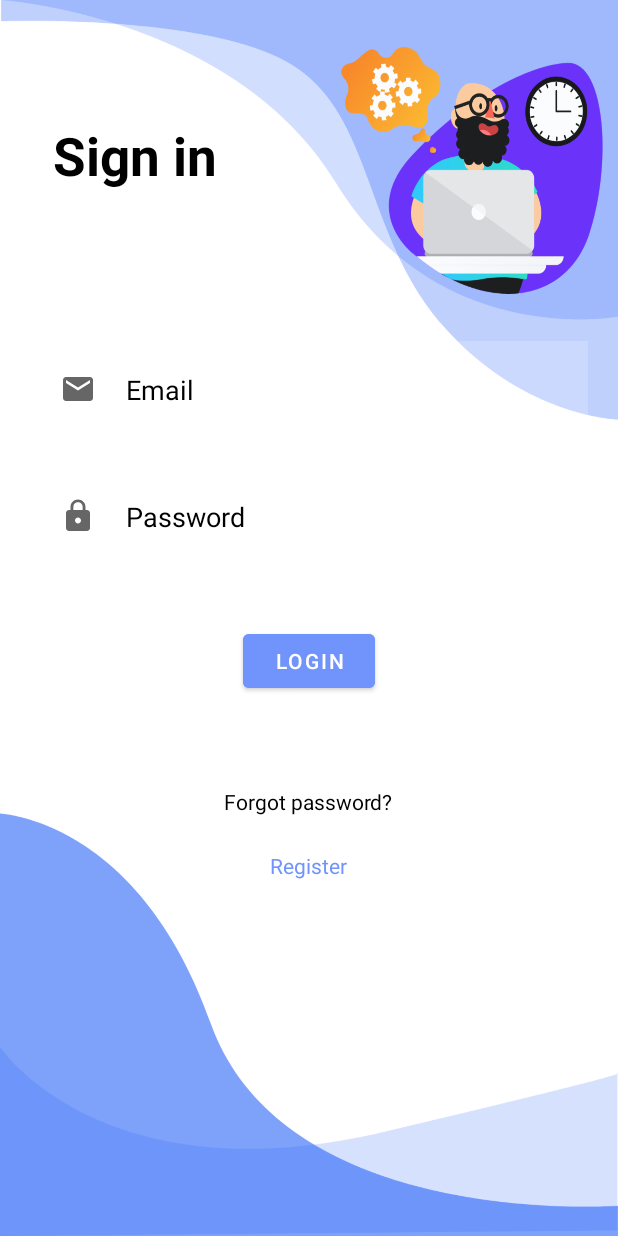
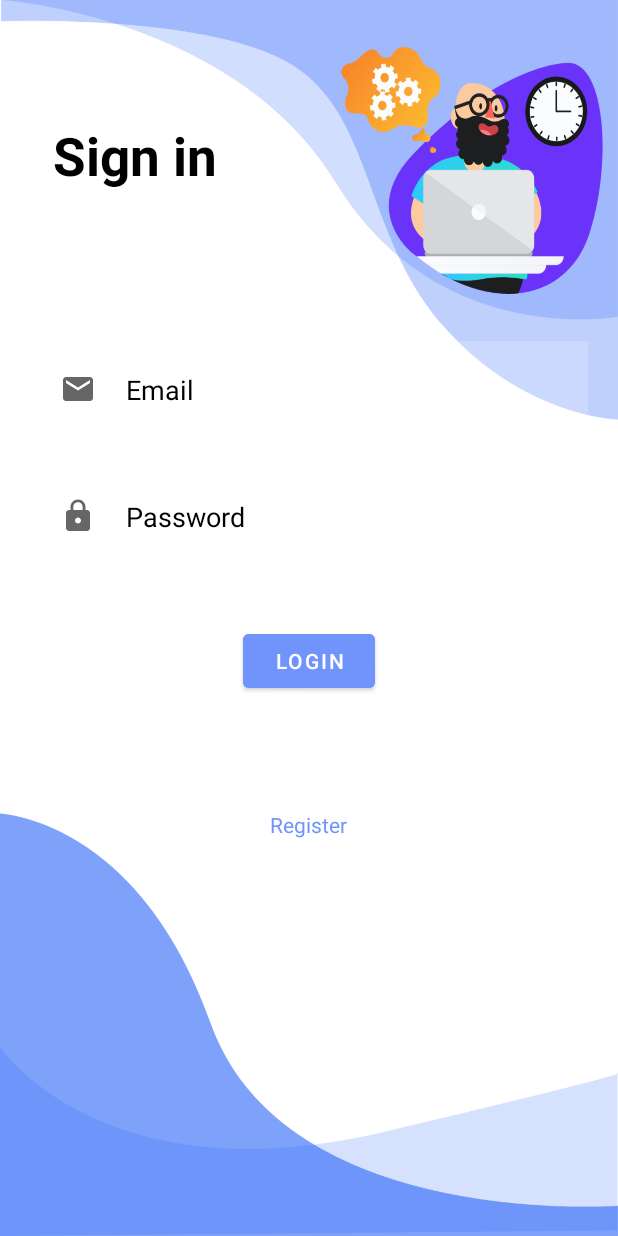
Before and after one commit to eduardnica/MedApp, an Android app: the screen it shows after launch (LoginActivity), on a phone screen of 412 x 824 dp. Run offline under Robolectric (Android 15) with nearby library versions, the phone set to English and light mode, and no system bars; our stand-ins replace Firebase (no records; nobody signed in at launch, a user with empty details on screens opened directly).

Commit message:
removed forgotPass btn

```diff
--- a/app/src/main/res/layout/activity_login.xml
+++ b/app/src/main/res/layout/activity_login.xml
@@ -66,22 +66,12 @@
     <TextView
         android:layout_width="wrap_content"
         android:layout_height="wrap_content"
-        android:id="@+id/forgotpass"
+        android:id="@+id/register"
         android:layout_below="@id/btnLogin"
-        android:text="Forgot password?"
-        android:textColor="@color/black"
-        android:layout_centerHorizontal="true"
-        android:layout_margin="20dp"/>
-
-    <TextView
-        android:layout_width="wrap_content"
-        android:layout_height="wrap_content"
-        android:id="@+id/register"
-        android:layout_below="@id/forgotpass"
         android:text="Register"
         android:textColor="@color/myColor"
         android:layout_centerHorizontal="true"
-        android:layout_margin="5px"/>
+        android:layout_margin="35dp"/>
 
 
 
```
